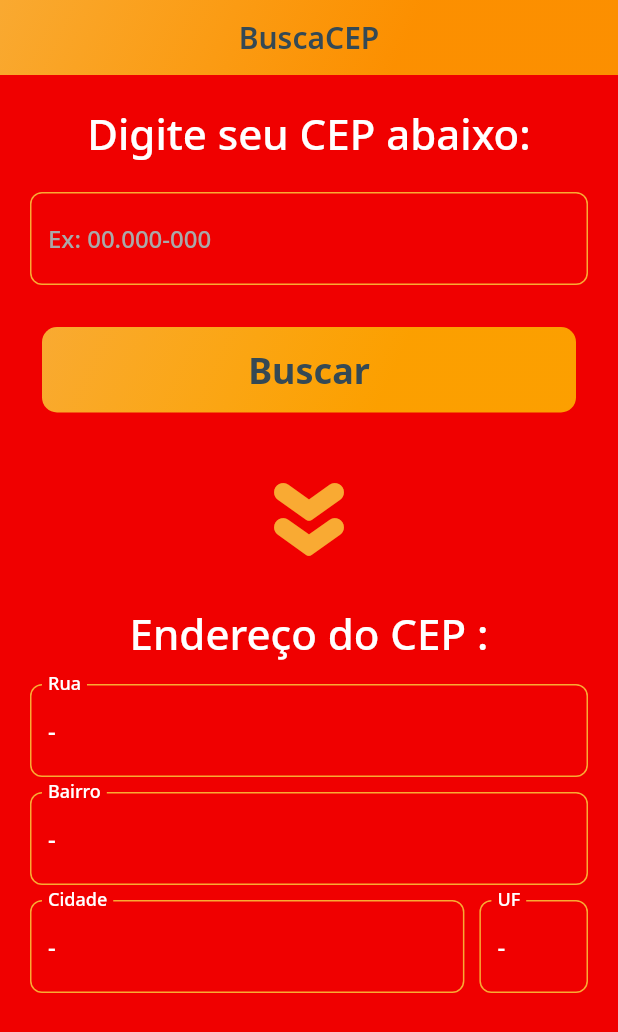
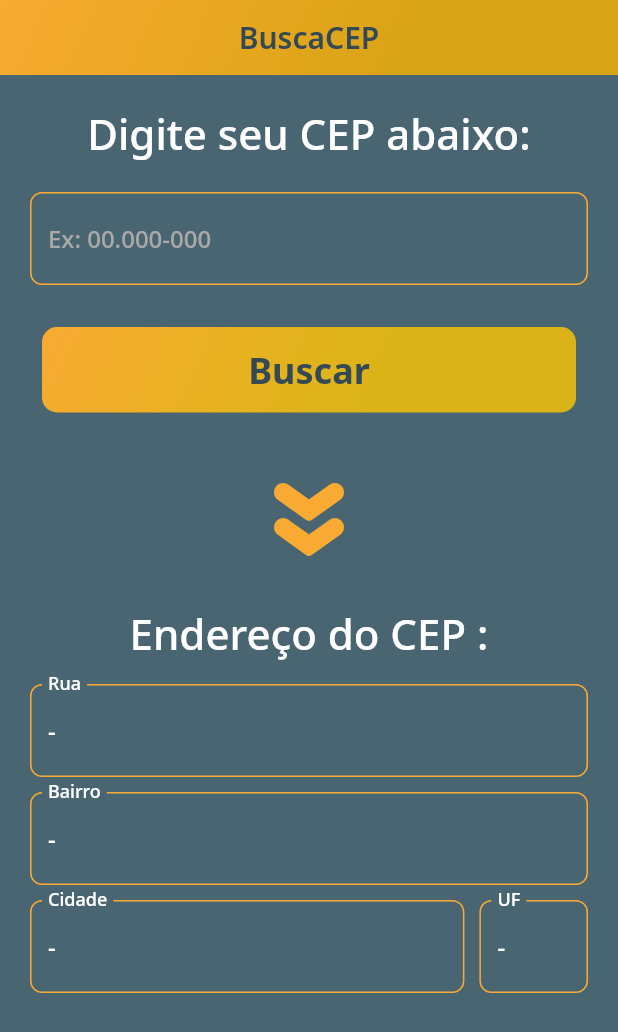
Before and after one commit to TalisTM/busca_cep, a Flutter app: the screen it shows after launch, on a phone screen of 412 x 824 dp. Shown: the top 1032 px of the screen. Run offline on Flutter 3.47's test engine with Material 2 defaults, Android fonts, the phone set to English and light mode, and no system bars; our stand-ins replace google_fonts, mask_text_input_formatter.

Commit message:
voltando a cor normal

```diff
--- a/lib/app/app_colors.dart
+++ b/lib/app/app_colors.dart
@@ -6,7 +6,7 @@ import 'package:flutter/material.dart';
 class AppColors {
 
   static final Color primary = Color(0xFFF9AA33);
-  static final Color secundary = Color(0xFFF00000);
+  static final Color secundary = Color(0xFF4A6572);
   static final Color darkGrey = Color(0xFF344955);
   static final Color lightGrey = Color(0xFFA9A9A9);
   static final Color lightYellow = Color(0xFFFFD700);
```
